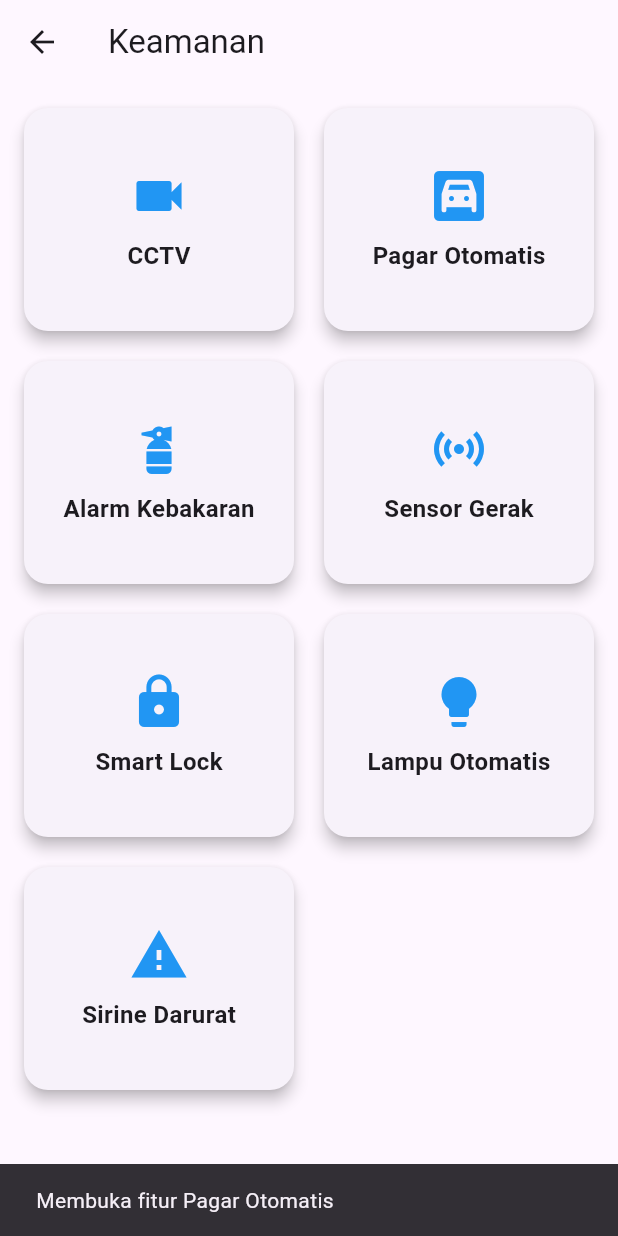
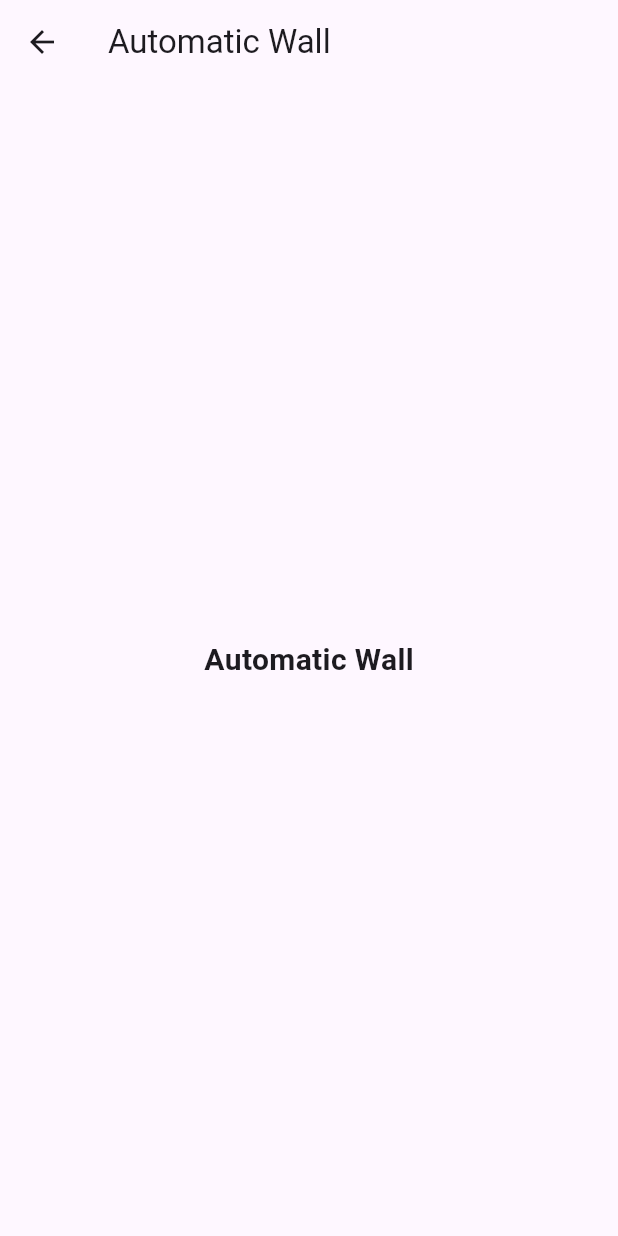
Before and after one commit to ZDHAN-Maker/My_Home_Aplication, a Flutter app: the KeamananPage screen opened directly, after a tap on "Pagar Otomatis", on a phone screen of 412 x 824 dp. Run offline on Flutter 3.47's test engine with Material 3 defaults, Android fonts, the phone set to English and light mode, and no system bars; our stand-ins replace firebase_auth, firebase_core, google_fonts, table_calendar; accounts and stored records are empty.

Commit message:
Memperbaiki tampilan ui

```diff
--- /dev/null
+++ b/lib/pages/automatic_wall.dart
@@ -0,0 +1,18 @@
+import 'package:flutter/material.dart';
+
+class AutomaticWall extends StatelessWidget {
+  const AutomaticWall({super.key});
+
+  @override
+  Widget build(BuildContext context) {
+    return Scaffold(
+      appBar: AppBar(title: const Text("Automatic Wall")),
+      body: const Center(
+        child: Text(
+          "Automatic Wall",
+          style: TextStyle(fontSize: 20, fontWeight: FontWeight.bold),
+        ),
+      ),
+    );
+  }
+}
--- a/lib/pages/keamanan_page.dart
+++ b/lib/pages/keamanan_page.dart
@@ -1,23 +1,50 @@
 import 'package:flutter/material.dart';
+import 'package:google_fonts/google_fonts.dart'; // Tambahkan import ini
+
+import './cctv.dart';
+import './Automatic_Wall.dart';
+import './alarm.dart';
+import './sirine_darurat.dart';
+import './otomatic_lampu.dart';
+import './sensor_gerak.dart';
+import './smart_lock.dart';
 
 class KeamananPage extends StatelessWidget {
   const KeamananPage({super.key});
 
   final List<Map<String, dynamic>> keamananItems = const [
-    {"title": "CCTV", "icon": Icons.videocam},
-    {"title": "Pagar Otomatis", "icon": Icons.garage},
-    {"title": "Alarm Kebakaran", "icon": Icons.fire_extinguisher},
-    {"title": "Sensor Gerak", "icon": Icons.sensors},
-    {"title": "Smart Lock", "icon": Icons.lock},
-    {"title": "Lampu Otomatis", "icon": Icons.lightbulb},
-    {"title": "Sirine Darurat", "icon": Icons.warning},
+    {"title": "CCTV", "icon": Icons.videocam, "page": const CCTVPage()},
+    {"title": "Pagar Otomatis", "icon": Icons.garage, "page": const AutomaticWall()},
+    {"title": "Alarm Kebakaran", "icon": Icons.fire_extinguisher, "page": const Alarm()},
+    {"title": "Sensor Gerak", "icon": Icons.sensors, "page": const SensorGerak()},
+    {"title": "Smart Lock", "icon": Icons.lock, "page": const SmartLock()},
+    {"title": "Lampu Otomatis", "icon": Icons.lightbulb, "page": const OtomaticLampu()},
+    {"title": "Sirine Darurat", "icon": Icons.warning, "page": const SirineDarurat()},
   ];
 
   @override
   Widget build(BuildContext context) {
     return Scaffold(
-      appBar: AppBar(title: const Text('Keamanan')),
-      body: Padding(
+      appBar: AppBar(
+        title: Text(
+          'Keamanan',
+          style: GoogleFonts.montserrat(
+            fontWeight: FontWeight.bold,
+            color: Colors.white,
+          ),
+        ),
+        backgroundColor: const Color(0xFF1b263b),
+        iconTheme: const IconThemeData(color: Colors.white), // Tombol kembali berwarna putih
+      ),
+      body: Container(
+        decoration: const BoxDecoration(
+          gradient: LinearGradient(
+            colors: [Color(0xFF0d1b2a), Color(0xFF1b263b)],
+            begin: Alignment.topCenter,
+            end: Alignment.bottomCenter,
+          ),
+        ),
+        child: Padding(
           padding: const EdgeInsets.all(12.0),
           child: GridView.builder(
             gridDelegate: const SliverGridDelegateWithFixedCrossAxisCount(
@@ -28,30 +55,35 @@ class KeamananPage extends StatelessWidget {
             ),
             itemCount: keamananItems.length,
             itemBuilder: (context, index) {
+              final item = keamananItems[index];
               return Card(
-              elevation: 4,
+                elevation: 6,
                 shape: RoundedRectangleBorder(
                   borderRadius: BorderRadius.circular(16),
                 ),
+                color: const Color(0xFF415a77), // Warna kartu yang serasi
                 child: InkWell(
                   onTap: () {
-                  ScaffoldMessenger.of(context).showSnackBar(
-                    SnackBar(
-                      content: Text(
-                          'Membuka fitur ${keamananItems[index]["title"]}'),
-                    ),
+                    // Navigasi ke halaman yang sesuai
+                    Navigator.push(
+                      context,
+                      MaterialPageRoute(builder: (context) => item["page"] as Widget),
                     );
                   },
                   borderRadius: BorderRadius.circular(16),
                   child: Column(
                     mainAxisAlignment: MainAxisAlignment.center,
                     children: [
-                    Icon(keamananItems[index]["icon"], size: 40, color: Colors.blue),
+                      Icon(item["icon"] as IconData, size: 40, color: Colors.white),
                       const SizedBox(height: 8),
                       Text(
-                      keamananItems[index]["title"],
-                      style: const TextStyle(
-                          fontSize: 16, fontWeight: FontWeight.bold),
+                        item["title"] as String,
+                        style: GoogleFonts.montserrat(
+                          fontSize: 16,
+                          fontWeight: FontWeight.bold,
+                          color: Colors.white,
+                        ),
+                        textAlign: TextAlign.center,
                       ),
                     ],
                   ),
@@ -60,6 +92,7 @@ class KeamananPage extends StatelessWidget {
             },
           ),
         ),
+      ),
     );
   }
 }
--- a/pubspec.yaml
+++ b/pubspec.yaml
@@ -32,6 +32,8 @@ dependencies:
     sdk: flutter
   google_fonts: ^5.0.0
   table_calendar: ^3.0.9
+  font_awesome_flutter: ^10.7.0
+  google_maps_flutter: ^2.5.0
   # The following adds the Cupertino Icons font to your application.
   # Use with the CupertinoIcons class for iOS style icons.
   cupertino_icons: ^1.0.8
```
Also changed, not shown: lib/pages/alarm.dart (added, +18 -0 lines), lib/pages/cctv.dart (added, +18 -0 lines), lib/pages/home_page.dart (+116 -203 lines), lib/pages/otomatic_lampu.dart (added, +18 -0 lines), lib/pages/sensor_gerak.dart (added, +18 -0 lines), lib/pages/sirine_darurat.dart (added, +18 -0 lines), lib/pages/smart_lock.dart (added, +18 -0 lines), pubspec.lock. Lines whose indentation alone changed are shown as unchanged.
